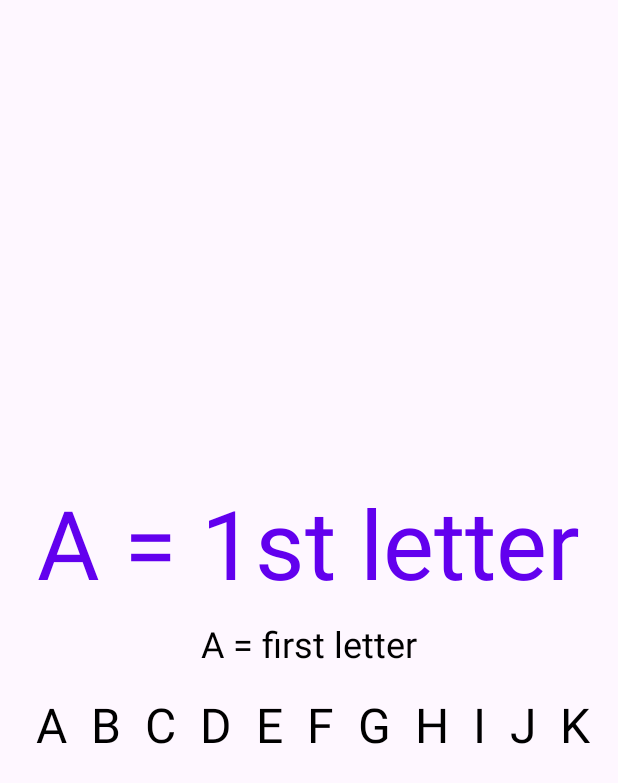
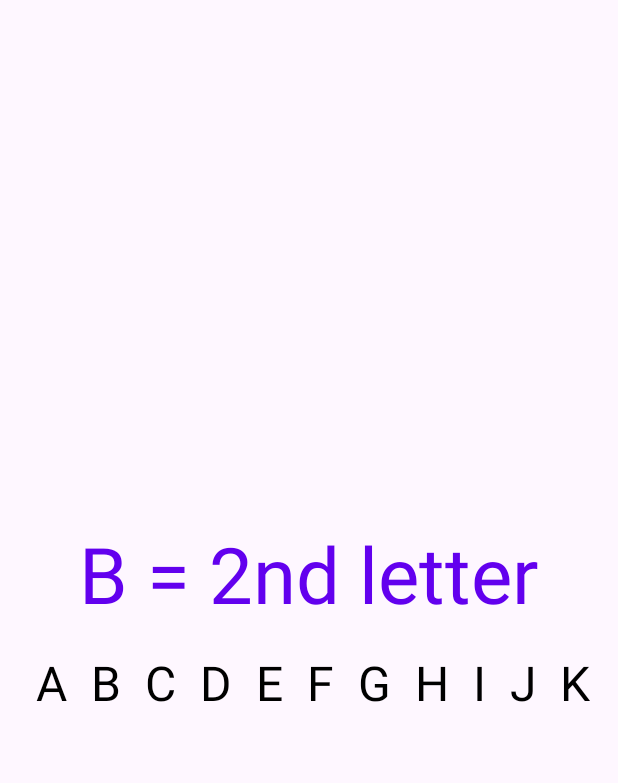
Before and after one commit to MusaHesenov/Kids-App, an Android app: the fragment SingleAlphabetFragment shown on its own in the app's theme, after a tap on an icon or button, on a phone screen of 412 x 824 dp. Shown: the top 783 px of the screen. Run offline under Robolectric (Android 15) with nearby library versions, the phone set to English and light mode, and no system bars.

Commit message:
- fix alphabet issue - add menu button main fragment

```diff
--- a/app/src/main/java/com/example/kidsapp/fragments/SingleAlphabetFragment.kt
+++ b/app/src/main/java/com/example/kidsapp/fragments/SingleAlphabetFragment.kt
@@ -73,14 +73,15 @@ class SingleAlphabetFragment : Fragment() {
         updateUI(position)
 
         val alphabet = listOf("A", "B", "C", "D", "E", "F", "G", "H", "I", "J", "K", "L", "M", "N", "O", "P", "Q", "R", "S", "T", "U", "V", "W", "X", "Y", "Z")
-        val adapter = AlphabetAdapter(alphabet){selectAlphabet->
-            updateUIForAlphabet(selectAlphabet)
+        val adapter = AlphabetAdapter(alphabet) { selectedAlphabet ->
+            // Seçilən hərf üçün UI-ni yeniləyin
+            updateUIForAlphabet(selectedAlphabet)
         }
 
         binding.rvAlphabet.adapter = adapter
-        binding.rvAlphabet.layoutManager = LinearLayoutManager(requireContext(),LinearLayoutManager.HORIZONTAL,false)
+        binding.rvAlphabet.layoutManager = LinearLayoutManager(requireContext(), LinearLayoutManager.HORIZONTAL, false)
+    }
 
-    }
 
     private fun updateUI(position: Int) {
         val alphabetText = alphabet[position].first
@@ -91,10 +92,10 @@ class SingleAlphabetFragment : Fragment() {
     }
 
 
-    private fun updateUIForAlphabet(alphabet : String): String {
-       return when(alphabet) {
+    private fun updateUIForAlphabet(alphabet: String) {
+        val alphabetWord = when (alphabet) {
             "A" -> "1st letter"
-           "B"-> "2nd letter"
+            "B" -> "2nd letter"
             "C" -> "3rd letter"
             "D" -> "4th letter"
             "E" -> "5th letter"
@@ -121,6 +122,9 @@ class SingleAlphabetFragment : Fragment() {
             "Z" -> "26th letter"
             else -> ""
         }
+
+        // UI yenilənməsi burada baş verir
+        binding.tvAlphabet.text = "$alphabet = $alphabetWord"
     }
 
     override fun onDestroyView() {
--- /dev/null
+++ b/app/src/main/res/drawable/baseline_menu_24.xml
@@ -0,0 +1,5 @@
+<vector xmlns:android="http://schemas.android.com/apk/res/android" android:height="24dp" android:tint="#000000" android:viewportHeight="24" android:viewportWidth="24" android:width="24dp">
+
+    <path android:fillColor="@android:color/white" android:pathData="M3,18h18v-2L3,16v2zM3,13h18v-2L3,11v2zM3,6v2h18L21,6L3,6z"/>
+
+</vector>
--- a/app/src/main/res/layout/fragment_single_alphabet.xml
+++ b/app/src/main/res/layout/fragment_single_alphabet.xml
@@ -13,19 +13,8 @@
         android:layout_height="wrap_content"
         android:text="A"
         android:textColor="@color/primary"
-        android:textSize="64sp"
+        android:textSize="52sp"
         android:layout_gravity="center" />
-
-
-    <TextView
-        android:id="@+id/tv_alphabet_text"
-        android:layout_width="wrap_content"
-        android:layout_height="wrap_content"
-        android:text="A = first letter"
-        android:textColor="@color/black"
-        android:textSize="24sp"
-        android:layout_gravity="center"
-        android:layout_marginTop="8dp" />
 
     <androidx.recyclerview.widget.RecyclerView
         android:id="@+id/rv_alphabet"
```
Also changed, not shown: app/src/main/java/com/example/kidsapp/fragments/HomeFragment.kt (+12 -2 lines), app/src/main/res/layout/fragment_home.xml (+7 -0 lines), app/src/main/res/navigation/main_nav.xml (+0 -7 lines). Lines whose indentation alone changed are shown as unchanged.
